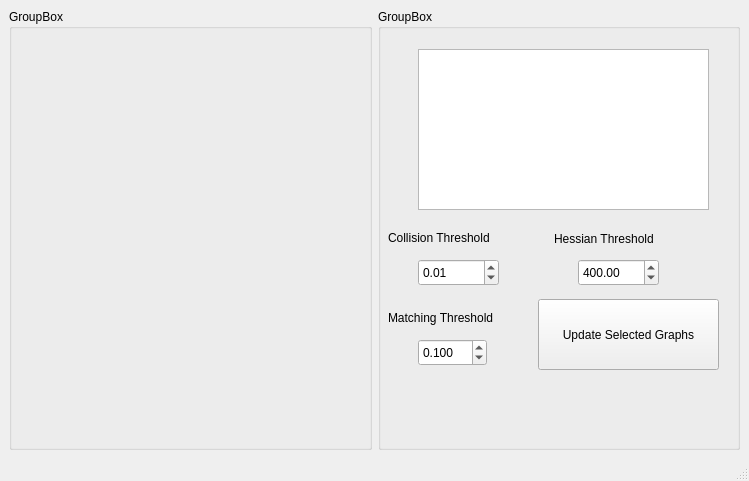
This is plotwindow.ui in jcmayoral/VisionUtils as Qt 5 draws it before an edit. The edited form follows.
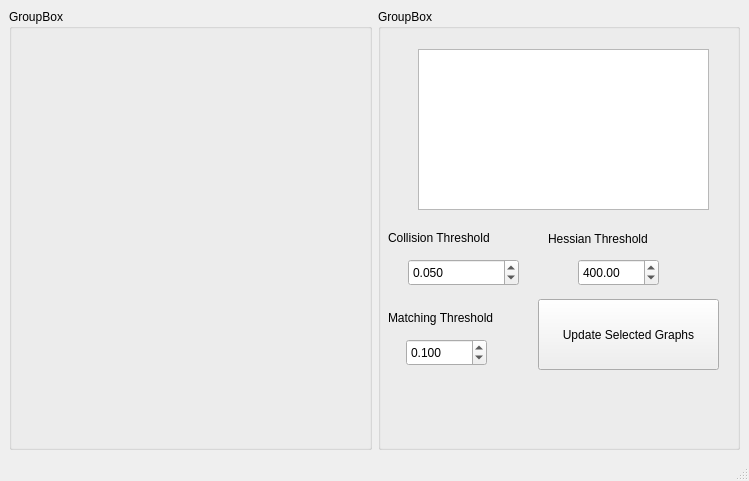
This is the edited form. Custom widgets are drawn as their Qt base class.

```diff
--- a/plotwindow.ui
+++ b/plotwindow.ui
@@ -89,12 +89,15 @@
       <widget class="QDoubleSpinBox" name="doubleSpinBox">
        <property name="geometry">
         <rect>
-         <x>40</x>
+         <x>30</x>
          <y>250</y>
-         <width>81</width>
+         <width>111</width>
          <height>27</height>
         </rect>
        </property>
+       <property name="decimals">
+        <number>3</number>
+       </property>
        <property name="maximum">
         <double>1.000000000000000</double>
        </property>
@@ -102,7 +105,7 @@
         <double>0.001000000000000</double>
        </property>
        <property name="value">
-        <double>0.010000000000000</double>
+        <double>0.050000000000000</double>
        </property>
       </widget>
       <widget class="QLabel" name="label">
@@ -121,7 +124,7 @@
       <widget class="QLabel" name="label_2">
        <property name="geometry">
         <rect>
-         <x>176</x>
+         <x>170</x>
          <y>220</y>
          <width>141</width>
          <height>20</height>
@@ -166,9 +169,9 @@
       <widget class="QDoubleSpinBox" name="doubleSpinBox_2">
        <property name="geometry">
         <rect>
-         <x>40</x>
+         <x>28</x>
          <y>330</y>
-         <width>69</width>
+         <width>81</width>
          <height>27</height>
         </rect>
        </property>
```
Left out of the diff: 4 changed lines with no effect on the pictures.
